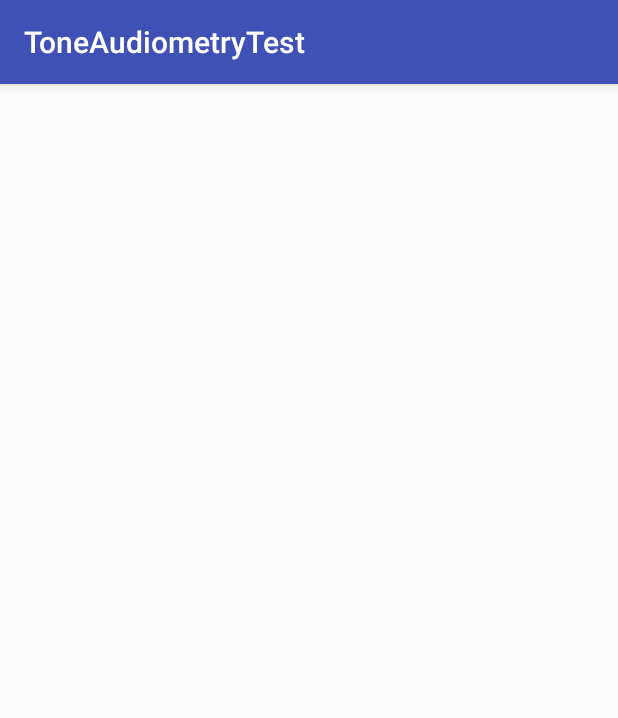
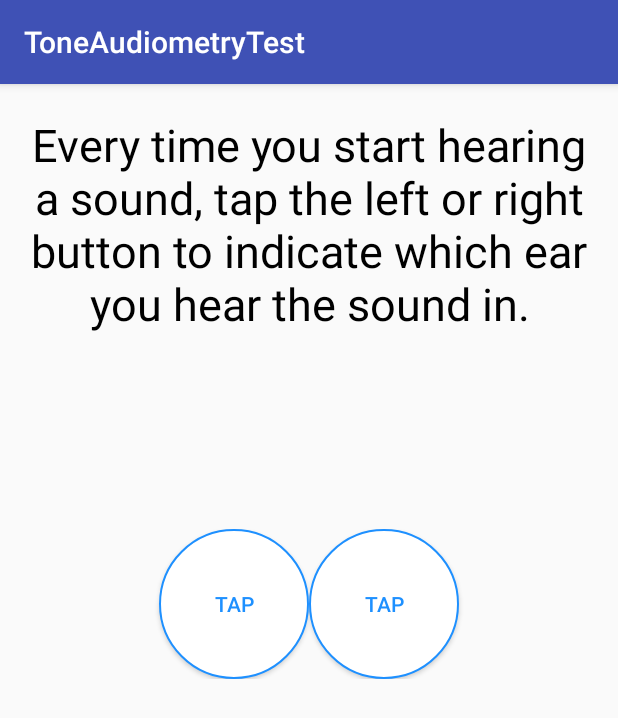
Before and after one commit to alammasoodi/ToneAudiometry, an Android app: the ToneAudiometryActivity screen opened directly, with no data from a screen before it, on a phone screen of 412 x 824 dp. Shown: the top 718 px of the screen. Run offline under Robolectric (Android 15) with nearby library versions, the light colour scheme and no system bars.

Commit message:
tone generator method added

```diff
--- a/app/src/main/java/com/example/alam/toneaudiometrytest/ToneAudiometryFragment.java
+++ b/app/src/main/java/com/example/alam/toneaudiometrytest/ToneAudiometryFragment.java
@@ -3,12 +3,15 @@ package com.example.alam.toneaudiometrytest;
 import android.app.Fragment;
 import android.content.Context;
 import android.content.res.AssetFileDescriptor;
+import android.media.AudioFormat;
 import android.media.AudioManager;
+import android.media.AudioTrack;
 import android.media.MediaPlayer;
 import android.os.Bundle;
 import android.view.LayoutInflater;
 import android.view.View;
 import android.view.ViewGroup;
+import android.widget.Button;
 import android.widget.Toast;
 
 import java.io.IOException;
@@ -19,6 +22,7 @@ import java.io.IOException;
 
 public class ToneAudiometryFragment extends Fragment {
     View v;
+    Button leftEarButton,rightEarButton;
     @Override
     public View onCreateView(LayoutInflater inflater, ViewGroup container, Bundle savedInstanceState) {
         v = inflater.inflate(R.layout.fragment_audiometry, container, false);
@@ -29,16 +33,17 @@ public class ToneAudiometryFragment extends Fragment {
             AudioObj.setOnPreparedListener(new MediaPlayer.OnPreparedListener() {
                 @Override
                 public void onPrepared(final MediaPlayer mediaPlayer) {
-
-                    mediaPlayer.setVolume(0, 0.1f);
-                    mediaPlayer.start();
+                    AudioTrack tone = generateTone(200, 5000);
+                    tone.play();
+//                    mediaPlayer.setVolume(0, 0.1f);
+//                    mediaPlayer.start();
 
                 }
             });
 
             AudioObj.setAudioStreamType(AudioManager.STREAM_MUSIC);
             try {
-                AssetFileDescriptor afd = getActivity().getAssets().openFd("test2.mp3");
+                AssetFileDescriptor afd = getActivity().getAssets().openFd("beep-11.mp3");
                 AudioObj.setDataSource(afd.getFileDescriptor());
             }catch (IOException e){}
             AudioObj.prepareAsync();
@@ -51,4 +56,19 @@ public class ToneAudiometryFragment extends Fragment {
     public void handleHeadphonesState(Context context){
 
     }
+    private AudioTrack generateTone(double freqHz, int durationMs)
+    {
+        int count = (int)(44100.0 * 2.0 * (durationMs / 1000.0)) & ~1;
+        short[] samples = new short[count];
+        for(int i = 0; i < count; i += 2){
+            short sample = (short)(Math.sin(2 * Math.PI * i / (44100.0 / freqHz)) * 0x7FFF);
+            samples[i + 0] = sample;
+            samples[i + 1] = sample;
+        }
+        AudioTrack track = new AudioTrack(AudioManager.STREAM_MUSIC, 44100,
+                AudioFormat.CHANNEL_OUT_STEREO, AudioFormat.ENCODING_PCM_16BIT,
+                count * (Short.SIZE / 8), AudioTrack.MODE_STATIC);
+        track.write(samples, 0, count);
+        return track;
     }
+    }
--- /dev/null
+++ b/app/src/main/res/drawable/button_bg_round.xml
@@ -0,0 +1,19 @@
+<?xml version="1.0" encoding="utf-8"?>
+<selector xmlns:android="http://schemas.android.com/apk/res/android">
+    <item android:state_pressed="false">
+        <shape android:shape="oval">
+            <solid android:color="#ffffff"/>
+
+            <stroke android:color="#1E90FF" android:width="1dp" />
+            <size android:width="150dp" android:height="150dp"/>
+        </shape>
+    </item>
+    <item android:state_pressed="true">
+        <shape android:shape="oval">
+            <stroke android:color="#1E90FF" android:width="1dp" />
+            <solid android:color="#87CEEB"/>
+            <size android:width="150dp" android:height="150dp"/>
+        </shape>
+    </item>
+
+</selector>
--- a/app/src/main/res/layout/fragment_audiometry.xml
+++ b/app/src/main/res/layout/fragment_audiometry.xml
@@ -1,6 +1,40 @@
 <?xml version="1.0" encoding="utf-8"?>
-<LinearLayout
+<RelativeLayout
     xmlns:android="http://schemas.android.com/apk/res/android" android:layout_width="match_parent"
-    android:layout_height="match_parent">
-
-</LinearLayout>
+    android:layout_height="match_parent"
+    >
+    <TextView
+        android:layout_width="match_parent"
+        android:layout_height="wrap_content"
+        android:text="@string/tone_label"
+        android:textColor="#000"
+        android:id="@+id/tone_id"
+        android:textSize="30dp"
+        android:gravity="center"
+        android:layout_marginTop="20dp"/>
+    <LinearLayout
+        android:layout_width="match_parent"
+        android:layout_height="wrap_content"
+        android:orientation="horizontal"
+        android:layout_below="@+id/tone_id"
+        android:gravity="center"
+        android:layout_marginTop="130dp"
+        >
+        <Button
+            android:id ="@+id/left_ear_button"
+            android:layout_width="100dp"
+            android:layout_height="100dp"
+            android:text="Tap"
+            android:textColor="@color/buttonColor"
+            android:background="@drawable/button_bg_round"
+            />
+        <Button
+            android:id ="@+id/right_ear_button"
+            android:layout_width="100dp"
+            android:layout_height="100dp"
+            android:textColor="@color/buttonColor"
+            android:text="Tap"
+            android:background="@drawable/button_bg_round"
+            />
+    </LinearLayout>
+</RelativeLayout>
--- a/app/src/main/res/values/colors.xml
+++ b/app/src/main/res/values/colors.xml
@@ -3,4 +3,6 @@
     <color name="colorPrimary">#3F51B5</color>
     <color name="colorPrimaryDark">#303F9F</color>
     <color name="colorAccent">#FF4081</color>
+    <color name="buttonColor">#1E90FF</color>
+
 </resources>
--- a/app/src/main/res/values/strings.xml
+++ b/app/src/main/res/values/strings.xml
@@ -1,3 +1,4 @@
 <resources>
     <string name="app_name">ToneAudiometryTest</string>
+    <string name="tone_label">Every time you start hearing a sound, tap the left or right button to indicate which ear you hear the sound in.</string>
 </resources>
```
Also changed, not shown: 3 other files.
